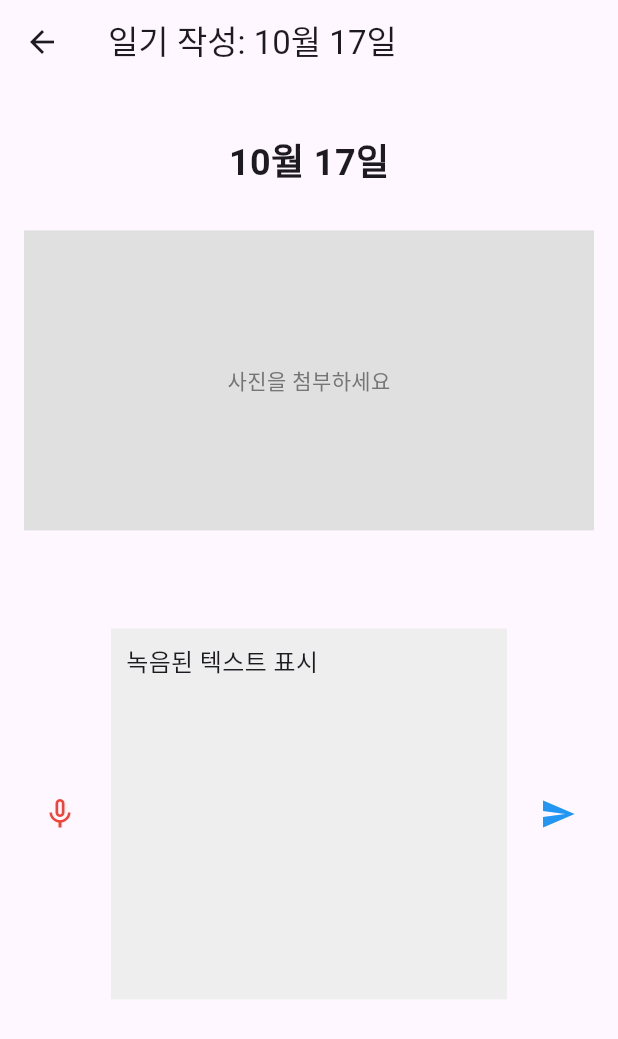
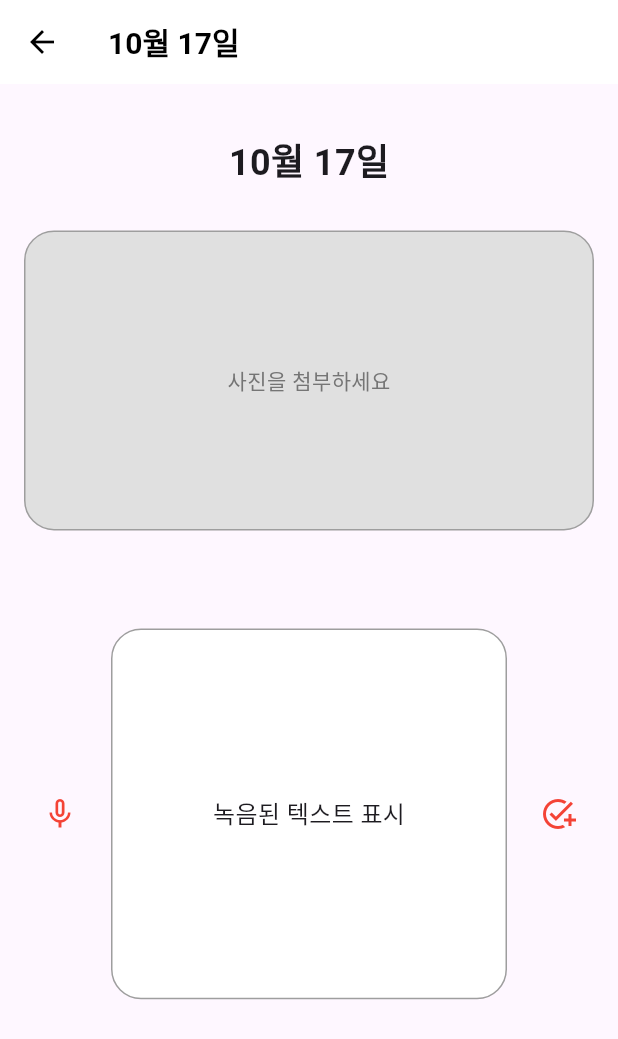
Before and after one commit to sjlee0303/2024_luckyton, a Flutter app: the DiaryPage screen opened directly with empty values, on a phone screen of 412 x 824 dp. Shown: the top 1039 px of the screen. Run offline on Flutter 3.47's test engine with Material 3 defaults, Android fonts, the phone set to English and light mode, and no system bars; our stand-ins replace table_calendar.

Commit message:
ui 수정 (색,, 테두리 디테일)

```diff
--- a/lib/main.dart
+++ b/lib/main.dart
@@ -10,6 +10,7 @@ class MyApp extends StatelessWidget {
   @override
   Widget build(BuildContext context) {
     return MaterialApp(
+      debugShowCheckedModeBanner: false,
       title: '그림일기',
       theme: ThemeData(
         primarySwatch: Colors.blue,
@@ -32,6 +33,9 @@ class _CalendarPageState extends State<CalendarPage> {
   Widget build(BuildContext context) {
     return Scaffold(
       appBar: AppBar(
+        titleTextStyle: TextStyle(
+          fontSize: 20, fontWeight: FontWeight.bold, color: Colors.black),
+        backgroundColor: Colors.white,//배경색상 지정
         title: Text('Monthly Calendar'),
       ),
       body: Column(
@@ -114,7 +118,11 @@ class _DiaryPageState extends State<DiaryPage> {
   Widget build(BuildContext context) {
     return Scaffold(
       appBar: AppBar(
-        title: Text('일기 작성: ${DateFormat('MM월 dd일').format(widget.selectedDate)}'),
+        title: Text('${DateFormat('MM월 dd일').format(widget.selectedDate)}'),
+        titleTextStyle: TextStyle(
+          fontSize: 20, fontWeight: FontWeight.bold, color: Colors.black),
+        backgroundColor: Colors.white,//배경색상 지정
+        foregroundColor: Colors.black,//전면색상 지정
       ),
       body: PageView.builder(
         controller: _pageController,
@@ -141,9 +149,19 @@ class _DiaryPageState extends State<DiaryPage> {
                 // 사진 첨부 공간 (임시)
                 Flexible(
                   child: Container(
+                    // 디자인
+                    decoration: BoxDecoration(
+                      color : Colors.grey[300],
+                      border: Border.all(
+                        color : Colors.grey,
+                      ),
+                      borderRadius: BorderRadius.circular(20),
+                    ),
+
                     height: 200,
                     width: double.infinity,
-                    color: Colors.grey[300],
+
+                    //color: Colors.grey[300],
                     child: Center(
                       child: Text(
                         "사진을 첨부하세요",
@@ -171,12 +189,21 @@ class _DiaryPageState extends State<DiaryPage> {
                         // 녹음된 텍스트 표시
                         Expanded(
                           child: Container(
+                            decoration: BoxDecoration(
+                              color : Colors.white,
+                              border: Border.all(
+                                color : Colors.grey,
+                              ),
+                              borderRadius: BorderRadius.circular(20),
+                            ),
                             height: MediaQuery.of(context).size.height * 0.3,
                             padding: EdgeInsets.all(10.0),
-                            color: Colors.grey[200],
-                            child: Text(
-                              _text.isEmpty ? "녹음된 텍스트 표시" : _text,
-                              style: TextStyle(fontSize: 16),
+                            //color: Colors.grey[200],
+                            child: Center(
+                              child: Text(
+                                _text.isEmpty ? "녹음된 텍스트 표시" : _text,
+                                style: TextStyle(fontSize: 16),
+                              ),
                             ),
                           ),
                         ),
@@ -184,11 +211,11 @@ class _DiaryPageState extends State<DiaryPage> {
 
                         // 텍스트 전송 버튼
                         IconButton(
-                          icon: Icon(Icons.send),
+                          icon: Icon(Icons.add_task),
                           onPressed: () {
                             print("텍스트 전송: $_text");
                           },
-                          color: Colors.blue,
+                          color: Colors.red,
                         ),
                       ],
                     ),
```
